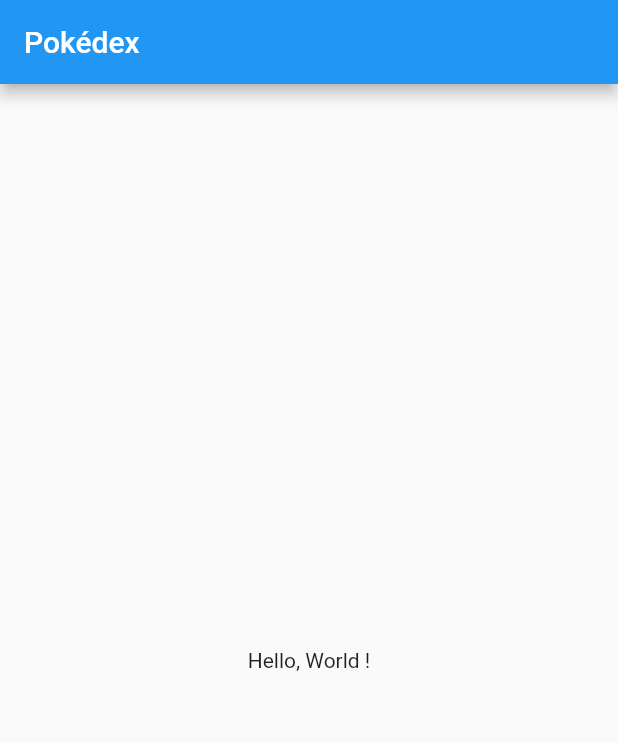
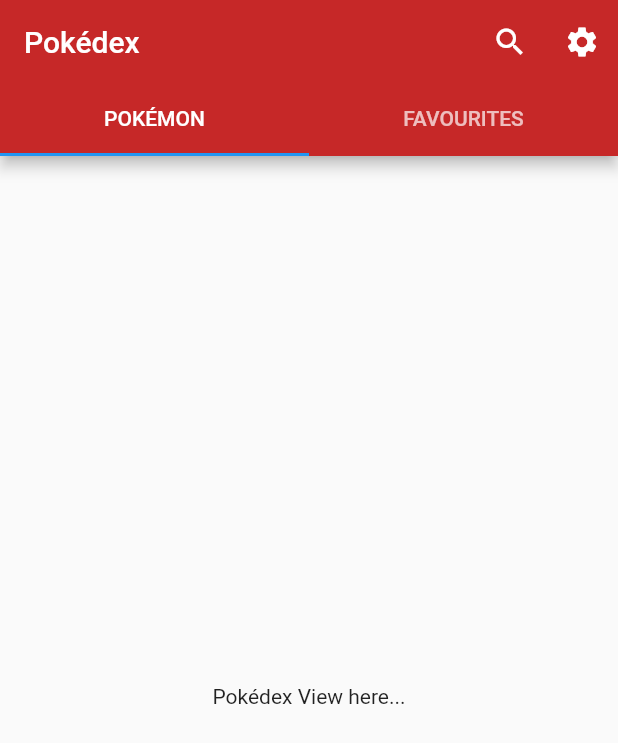
Before and after one commit to corrieriluca/flutter_pokedex, a Flutter app: the screen it shows after launch, on a phone screen of 412 x 824 dp. Shown: the top 743 px of the screen. Run offline on Flutter 3.47's test engine with Material 2 defaults, Android fonts, the phone set to English and light mode, and no system bars.

Commit message:
Tabs (colours need to be changed) and AppBar added

```diff
--- a/lib/main.dart
+++ b/lib/main.dart
@@ -1,3 +1,4 @@
+import 'package:flutter/cupertino.dart';
 import 'package:flutter/material.dart';
 
 void main() => runApp(PokedexApp());
@@ -7,14 +8,78 @@ class PokedexApp extends StatelessWidget {
   Widget build(BuildContext context) {
     return MaterialApp(
       title: 'Pokédex',
-      home: Scaffold(
-        appBar: AppBar(
-          title: new Text('Pokédex'),
-        ),
-        body: Center(
-          child: Text('Hello, World !'),
-        ),
+      theme: ThemeData(
+        primaryColor: Colors.red.shade800,
+      ),
+      home: DefaultTabController(
+        length: 2,
+        child: MainView(),
       ),
     );
   }
 }
+
+class MainView extends StatelessWidget {
+  void _searchPokemon() {}
+
+  void _settings() {}
+
+  @override
+  Widget build(BuildContext context) {
+    return Scaffold(
+        appBar: AppBar(
+          title: Text('Pokédex'),
+          actions: <Widget>[
+            IconButton(
+              icon: Icon(Icons.search),
+              onPressed: _searchPokemon,
+            ),
+            IconButton(
+              icon: Icon(Icons.settings),
+              onPressed: _settings,
+            ),
+          ],
+          bottom: TabBar(
+            isScrollable: false,
+            tabs: <Tab>[
+              Tab(text: 'POKÉMON'),
+              Tab(text: 'FAVOURITES'),
+            ],
+          ),
+        ),
+        body: TabBarView(
+          children: <Widget>[
+            PokedexView(),
+            FavouritesView(),
+          ],
+        ));
+  }
+}
+
+class PokedexView extends StatefulWidget {
+  @override
+  createState() => PokedexViewState();
+}
+
+class PokedexViewState extends State<PokedexView> {
+  @override
+  Widget build(BuildContext context) {
+    return Center(
+      child: Text('Pokédex View here...'),
+    );
+  }
+}
+
+class FavouritesView extends StatefulWidget {
+  @override
+  createState() => FavouritesViewState();
+}
+
+class FavouritesViewState extends State<FavouritesView> {
+  @override
+  Widget build(BuildContext context) {
+    return Center(
+      child: Text('Favourites Viex here...'),
+    );
+  }
+}
```
